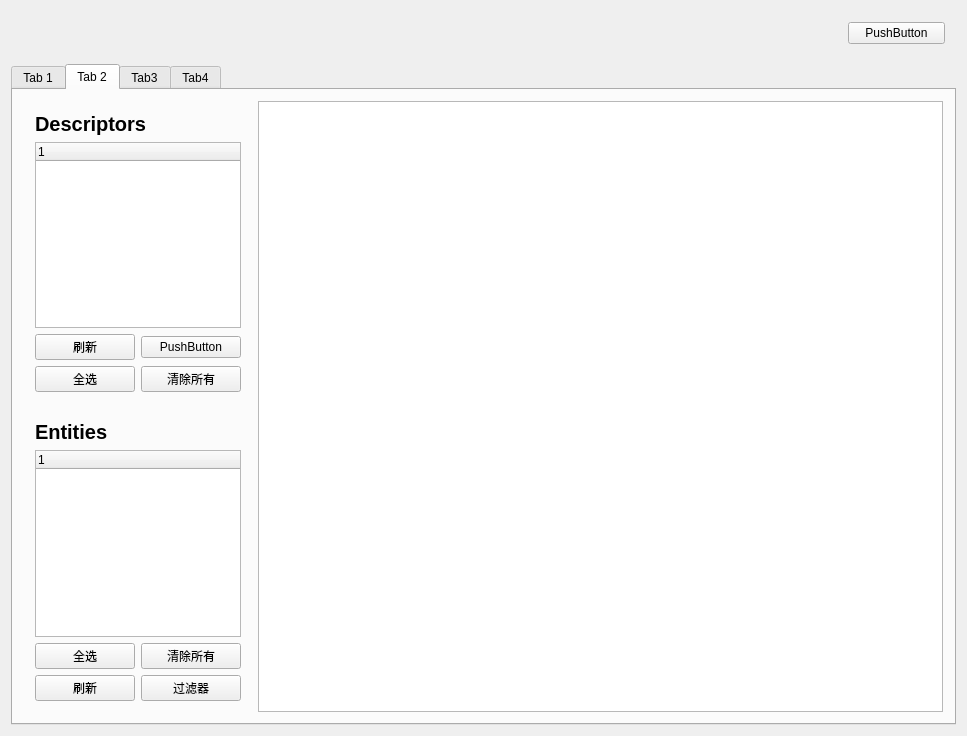
This is widget.ui in retailer-of-IT/GBBexplorer_QT as Qt 5 draws it before an edit. The edited form follows.
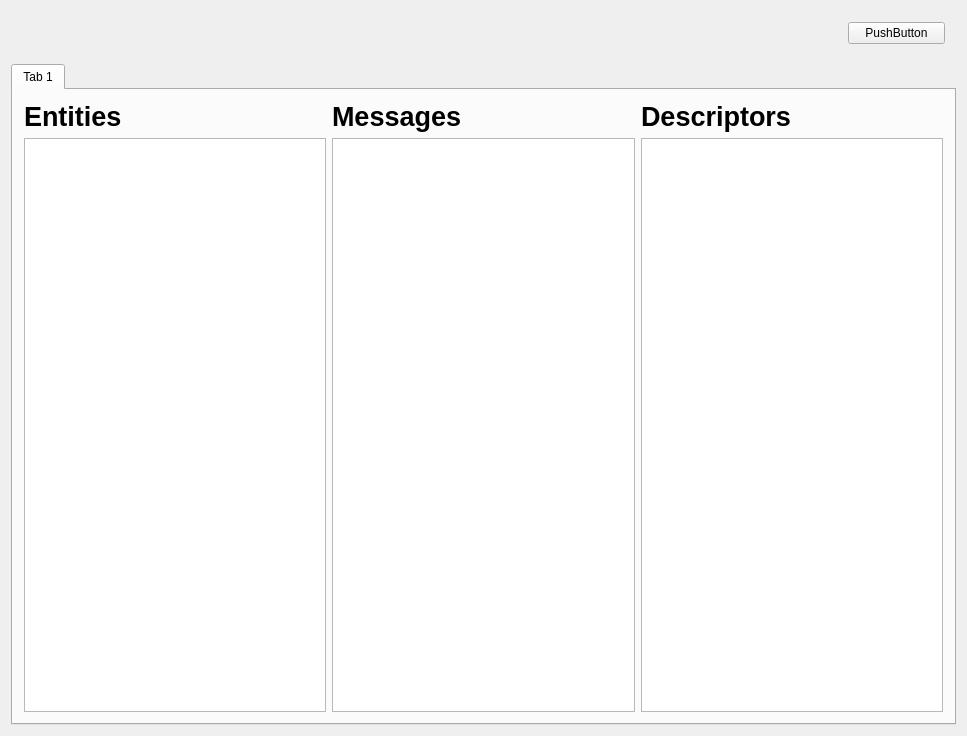
This is the edited form. Custom widgets are drawn as their Qt base class.

Diff of the .ui file:
```diff
--- a/widget.ui
+++ b/widget.ui
@@ -43,7 +43,7 @@
    <item row="1" column="0">
     <widget class="QTabWidget" name="tabWidget">
      <property name="currentIndex">
-      <number>1</number>
+      <number>0</number>
      </property>
      <property name="tabBarAutoHide">
       <bool>false</bool>
@@ -110,174 +110,11 @@
        </item>
       </layout>
      </widget>
-     <widget class="QWidget" name="tab_2">
-      <attribute name="title">
-       <string>Tab 2</string>
-      </attribute>
-      <layout class="QGridLayout" name="gridLayout_8">
-       <item row="0" column="0">
-        <layout class="QGridLayout" name="gridLayout_7" rowstretch="0,0" columnstretch="1,3">
-         <item row="0" column="1" rowspan="2">
-          <widget class="QTableView" name="tableView"/>
-         </item>
-         <item row="0" column="0">
-          <widget class="QWidget" name="widget_3" native="true">
-           <layout class="QGridLayout" name="gridLayout_3">
-            <item row="0" column="0">
-             <layout class="QVBoxLayout" name="verticalLayout_2">
-              <item>
-               <widget class="QLabel" name="label_5">
-                <property name="font">
-                 <font>
-                  <pointsize>15</pointsize>
-                  <weight>75</weight>
-                  <bold>true</bold>
-                 </font>
-                </property>
-                <property name="text">
-                 <string>Descriptors</string>
-                </property>
-               </widget>
-              </item>
-              <item>
-               <widget class="QTreeWidget" name="treeWidget_2">
-                <column>
-                 <property name="text">
-                  <string notr="true">1</string>
-                 </property>
-                </column>
-               </widget>
-              </item>
-              <item>
-               <layout class="QGridLayout" name="gridLayout_5">
-                <item row="0" column="1">
-                 <widget class="QPushButton" name="pushButton_5">
-                  <property name="text">
-                   <string>刷新</string>
-                  </property>
-                 </widget>
-                </item>
-                <item row="1" column="2">
-                 <widget class="QPushButton" name="pushButton_7">
-                  <property name="text">
-                   <string>清除所有</string>
-                  </property>
-                 </widget>
-                </item>
-                <item row="1" column="1">
-                 <widget class="QPushButton" name="pushButton_8">
-                  <property name="text">
-                   <string>全选</string>
-                  </property>
-                 </widget>
-                </item>
-                <item row="0" column="2">
-                 <widget class="QPushButton" name="pushButton_6">
-                  <property name="text">
-                   <string>PushButton</string>
-                  </property>
-                 </widget>
-                </item>
-               </layout>
-              </item>
-             </layout>
-            </item>
-           </layout>
-          </widget>
-         </item>
-         <item row="1" column="0">
-          <widget class="QWidget" name="widget_2" native="true">
-           <layout class="QGridLayout" name="gridLayout_6">
-            <item row="0" column="0">
-             <layout class="QVBoxLayout" name="verticalLayout">
-              <item>
-               <widget class="QLabel" name="label_4">
-                <property name="font">
-                 <font>
-                  <pointsize>15</pointsize>
-                  <weight>75</weight>
-                  <bold>true</bold>
-                 </font>
-                </property>
-                <property name="text">
-                 <string>Entities</string>
-                </property>
-               </widget>
-              </item>
-              <item>
-               <widget class="QTreeWidget" name="treeWidget">
-                <column>
-                 <property name="text">
-                  <string notr="true">1</string>
-                 </property>
-                </column>
-               </widget>
-              </item>
-              <item>
-               <layout class="QGridLayout" name="gridLayout_4">
-                <item row="0" column="1">
-                 <widget class="QPushButton" name="pushButton_3">
-                  <property name="text">
-                   <string>全选</string>
-                  </property>
-                 </widget>
-                </item>
-                <item row="0" column="2">
-                 <widget class="QPushButton" name="pushButton_2">
-                  <property name="text">
-                   <string>清除所有</string>
-                  </property>
-                 </widget>
-                </item>
-                <item row="1" column="2">
-                 <widget class="QPushButton" name="pushButton">
-                  <property name="text">
-                   <string>过滤器</string>
-                  </property>
-                 </widget>
-                </item>
-                <item row="1" column="1">
-                 <widget class="QPushButton" name="pushButton_4">
-                  <property name="text">
-                   <string>刷新</string>
-                  </property>
-                 </widget>
-                </item>
-               </layout>
-              </item>
-             </layout>
-            </item>
-           </layout>
-          </widget>
-         </item>
-        </layout>
-       </item>
-      </layout>
-      <zorder></zorder>
-     </widget>
-     <widget class="detail" name="tab_3">
-      <attribute name="title">
-       <string>Tab3</string>
-      </attribute>
-     </widget>
-     <widget class="detail" name="tab_4">
-      <attribute name="title">
-       <string>Tab4</string>
-      </attribute>
-     </widget>
     </widget>
    </item>
   </layout>
  </widget>
  <layoutdefault spacing="6" margin="11"/>
- <customwidgets>
-  <customwidget>
-   <class>detail</class>
-   <extends>QWidget</extends>
-   <header>detail.h</header>
-   <container>1</container>
-  </customwidget>
- </customwidgets>
  <resources/>
  <connections/>
 </ui>
```
